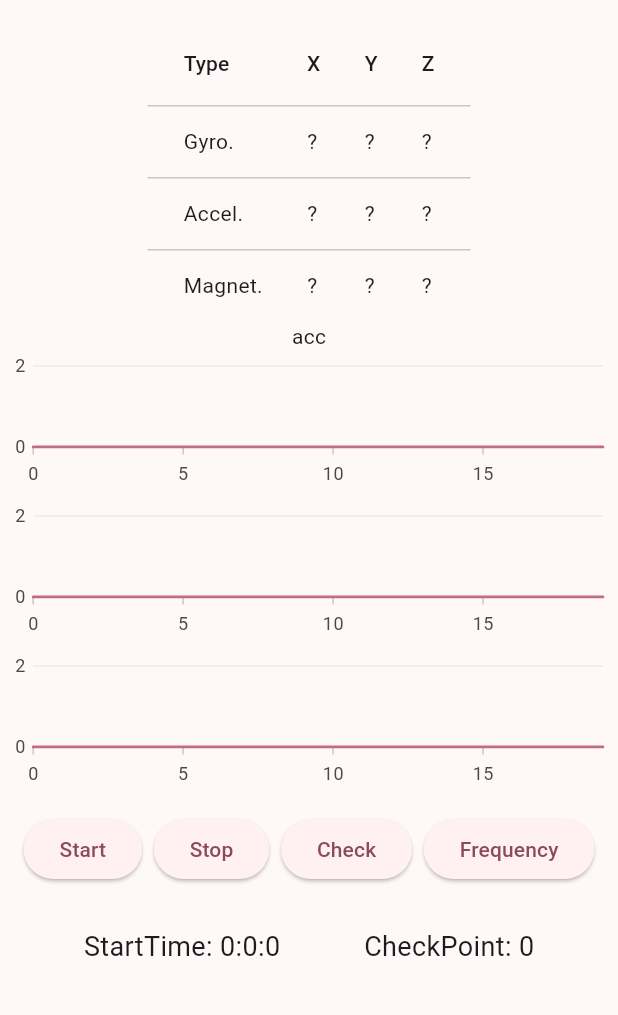
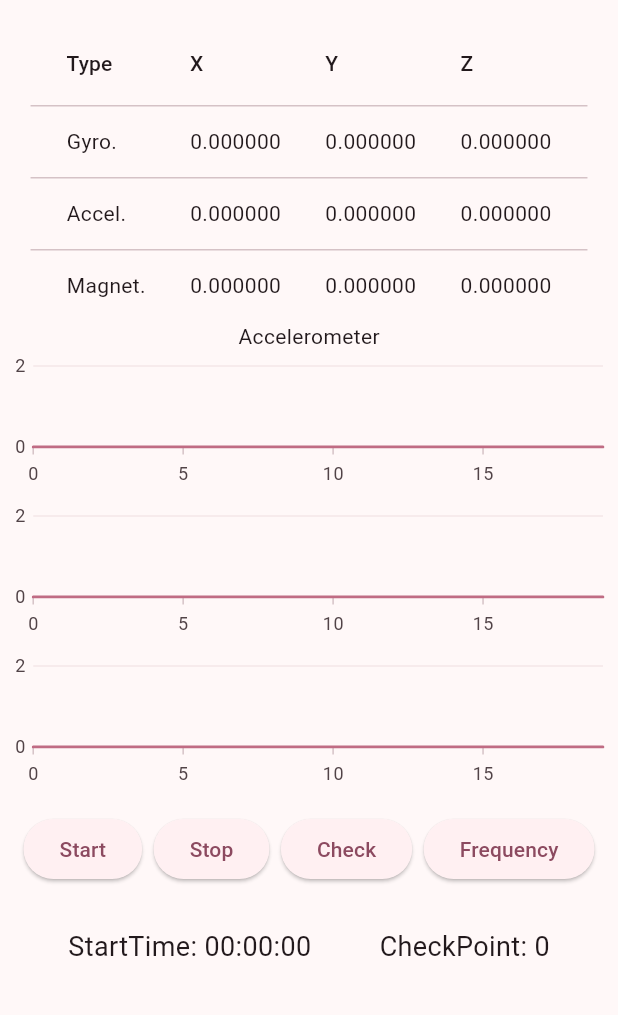
Before and after one commit to waterlemon7z/IMU-Tester, a Flutter app: the screen it shows after launch, on a phone screen of 412 x 824 dp, the part 63-1078 px from its top. Run offline on Flutter 3.47's test engine with Material 3 defaults, Android fonts, the phone set to English and light mode, and no system bars; our stand-ins replace csv, fluttertoast, sensors_plus, syncfusion_flutter_charts.

Commit message:
[fix] misc and sdk version

```diff
--- a/lib/main.dart
+++ b/lib/main.dart
@@ -39,6 +39,7 @@ class IMUTester extends StatelessWidget {
   @override
   Widget build(BuildContext context) {
     return MaterialApp(
+      debugShowCheckedModeBanner: false,
       title: 'IMU sensor tester',
       theme: ThemeData(
         colorScheme: ColorScheme.fromSeed(seedColor: Colors.black),
--- a/lib/page/page_home.dart
+++ b/lib/page/page_home.dart
@@ -6,6 +6,7 @@ class PageHome extends StatelessWidget {
   @override
   Widget build(BuildContext context) {
     return Scaffold(
+      resizeToAvoidBottomInset: false,
       appBar: AppBar(
         title: const Text("IMU Sensor Tester"),
       ),
--- a/lib/page/page_imu_sensors.dart
+++ b/lib/page/page_imu_sensors.dart
@@ -18,7 +18,7 @@ class IMUPage extends StatefulWidget {
 
 class IMUPageState extends State<IMUPage> {
   SensorEntity sensorData = SensorEntity();
-  String _sensorMode = "acc";
+  String _sensorMode = "Accelerometer";
   bool _chartVisibleAcc = true;
   bool _chartVisibleGyr = false;
   bool _chartVisibleMag = false;
@@ -50,12 +50,12 @@ class IMUPageState extends State<IMUPage> {
                     _chartVisibleMag = false;
                   });
                 }),
-                DataCell(Text(
-                    sensorData.gyroscopeEvent?.x.toStringAsFixed(6) ?? '?')),
-                DataCell(Text(
-                    sensorData.gyroscopeEvent?.y.toStringAsFixed(6) ?? '?')),
-                DataCell(Text(
-                    sensorData.gyroscopeEvent?.z.toStringAsFixed(6) ?? '?')),
+                DataCell(Text(sensorData.gyroscopeEvent?.x.toStringAsFixed(6) ??
+                    "0.000000")),
+                DataCell(Text(sensorData.gyroscopeEvent?.y.toStringAsFixed(6) ??
+                    "0.000000")),
+                DataCell(Text(sensorData.gyroscopeEvent?.z.toStringAsFixed(6) ??
+                    "0.000000")),
               ]),
               DataRow(cells: [
                 DataCell(const Text("Accel."), onTap: () {
@@ -68,13 +68,13 @@ class IMUPageState extends State<IMUPage> {
                 }),
                 DataCell(Text(
                     sensorData.accelerometerEvent?.x.toStringAsFixed(6) ??
-                        '?')),
+                        "0.000000")),
                 DataCell(Text(
                     sensorData.accelerometerEvent?.y.toStringAsFixed(6) ??
-                        '?')),
+                        "0.000000")),
                 DataCell(Text(
                     sensorData.accelerometerEvent?.z.toStringAsFixed(6) ??
-                        '?')),
+                        "0.000000")),
               ]),
               DataRow(cells: [
                 DataCell(const Text("Magnet."), onTap: () {
@@ -86,11 +86,14 @@ class IMUPageState extends State<IMUPage> {
                   });
                 }),
                 DataCell(Text(
-                    sensorData.magnetometerEvent?.x.toStringAsFixed(6) ?? '?')),
+                    sensorData.magnetometerEvent?.x.toStringAsFixed(6) ??
+                        "0.000000")),
                 DataCell(Text(
-                    sensorData.magnetometerEvent?.y.toStringAsFixed(6) ?? '?')),
+                    sensorData.magnetometerEvent?.y.toStringAsFixed(6) ??
+                        "0.000000")),
                 DataCell(Text(
-                    sensorData.magnetometerEvent?.z.toStringAsFixed(6) ?? '?')),
+                    sensorData.magnetometerEvent?.z.toStringAsFixed(6) ??
+                        "0.000000")),
               ]),
             ],
           ),
@@ -182,7 +185,7 @@ class IMUPageState extends State<IMUPage> {
                   onPressed: () async {
                     if (value.isRunning()) {
                       final directory = await getExternalStorageDirectory();
-                      String path = "${directory!.path}/${DateTime.now()}";
+                      String path = "${directory!.path}/${_fileOutput()}";
                       await csvOutput(value.getSensorValueList(), path);
                       value.stopRecord();
                       setState(() {
@@ -201,8 +204,9 @@ class IMUPageState extends State<IMUPage> {
                     if (value.isRunning()) {
                       value.increaseCheck();
                       showToast("Checked", true);
+                    } else {
+                      showToast("Not Started", true);
                     }
-                    showToast("Not Started", true);
                   },
                   child: const Text("Check"),
                 ),
@@ -210,8 +214,7 @@ class IMUPageState extends State<IMUPage> {
                   onPressed: () {
                     if (!value.isRunning()) {
                       changeFrequency(context, value);
-                    }
-                    else {
+                    } else {
                       showToast("plz stop to change", true);
                     }
                   },
@@ -227,7 +230,7 @@ class IMUPageState extends State<IMUPage> {
             mainAxisAlignment: MainAxisAlignment.spaceEvenly,
             children: [
               Text(
-                "StartTime: ${_startTime.hour}:${_startTime.minute.toString()}:${_startTime.second}",
+                "StartTime: ${_add0(_startTime.hour)}:${_add0(_startTime.minute)}:${_add0(_startTime.second)}",
                 style: const TextStyle(fontSize: 18),
               ),
               Text(
@@ -247,7 +250,21 @@ class IMUPageState extends State<IMUPage> {
       },
     );
   }
-
+  String _add0(int num)
+  {String rst;
+    if(num % 10 != num) {
+      rst = num.toString();
+    } else {
+      rst = "0$num";
+    }
+    return rst;
+  }
+String _fileOutput()
+{
+  DateTime cur = DateTime.now();
+  String rst = "${cur.year}-${_add0(cur.month)}-${_add0(cur.day)}T${_add0(cur.hour)}:${_add0(cur.minute)}:${_add0(cur.second)}.csv";
+  return rst;
+}
   Future<void> changeFrequency(
       BuildContext context, SensorProvider provider) async {
     final TextEditingController textFieldController = TextEditingController();
--- a/lib/provider/provider_sensor.dart
+++ b/lib/provider/provider_sensor.dart
@@ -7,7 +7,7 @@ import 'package:imu_tester/entity/entity_sensor.dart';
 import 'package:sensors_plus/sensors_plus.dart';
 
 class SensorProvider with ChangeNotifier {
-  final Duration _ignoreDuration = const Duration(milliseconds: 50);
+  final Duration _ignoreDuration = const Duration(milliseconds: 300);
   final Duration _sensorInterval = SensorInterval.fastestInterval;
 
   final _streamSubscriptions = <StreamSubscription<dynamic>>[];
```
Also changed, not shown: 2 other files.
